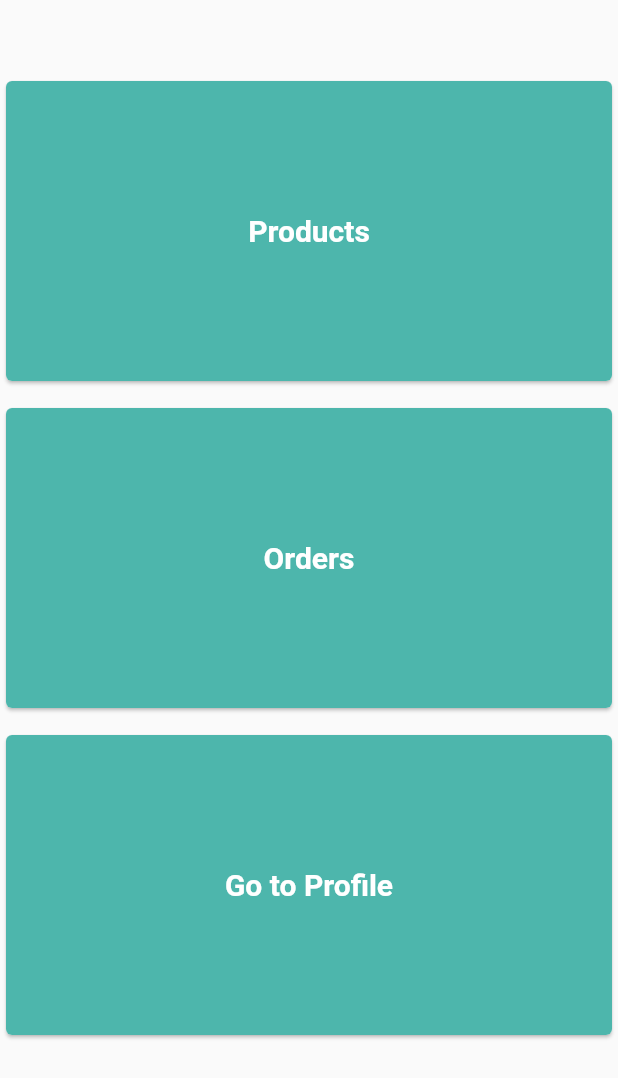
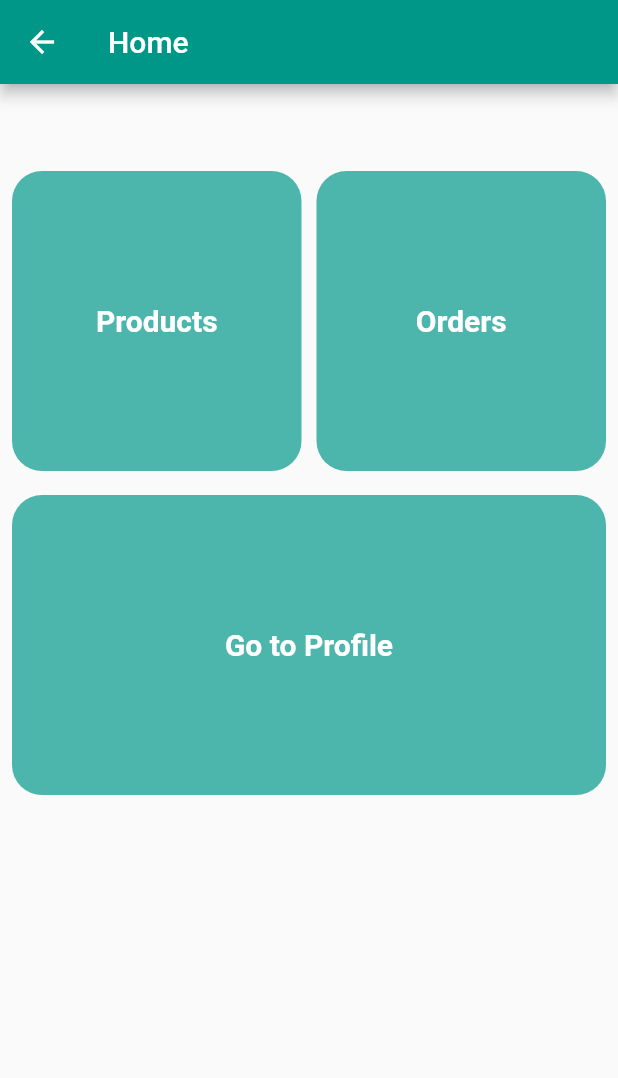
Before and after one commit to JamshaidMallik/amenities_fyp, a Flutter app: the screen it shows after launch, on a phone screen of 412 x 824 dp. Shown: the top 1078 px of the screen. Run offline on Flutter 3.47's test engine with Material 2 defaults, Android fonts, the phone set to English and light mode, and no system bars; our stand-ins replace awesome_dialog, cloud_firestore, firebase_auth, firebase_core, get, get_storage and 2 more; accounts and stored records are empty.

```diff
--- a/lib/screens/seller_screens/seller_main_screen.dart
+++ b/lib/screens/seller_screens/seller_main_screen.dart
@@ -13,21 +13,28 @@ class SellerMainScreen extends StatelessWidget {
   @override
   Widget build(BuildContext context) {
     return Scaffold(
+      appBar: AppBar(
+        leading: Icon(Icons.arrow_back),
+        title: Text("Home"),
+      ),
       body: Padding(
         padding: const EdgeInsets.only(top: 50),
         child: Column(
           children: [
-            Card(
-              child: Center(
+           Padding(
+             padding: const EdgeInsets.all(8.0),
+             child: Row(
+               mainAxisAlignment: MainAxisAlignment.center,
+               children: [
+                 Expanded(
                    child: GestureDetector(
                      onTap: (){
                        Get.to(()=>SellerProductsScreen());
                      },
                      child: Container(
                        height: 200,
-                    width: double.infinity,
                        decoration: BoxDecoration(
-                      borderRadius: BorderRadius.circular(4.0),
+                         borderRadius: BorderRadius.circular(20),
                          color: Colors.teal.shade300,
                        ),
                        child: Center(
@@ -36,44 +43,42 @@ class SellerMainScreen extends StatelessWidget {
                      ),
                    ),
                  ),
-            ),
-            10.0.height,
-            Card(
-              child: Center(
+                 10.0.width,
+                 Expanded(
                    child: GestureDetector(
                      onTap: (){
                        Get.to(()=>SellerOrderScreen());
                      },
                      child: Container(
                        height: 200,
-                    width: double.infinity,
                        decoration: BoxDecoration(
-                      borderRadius: BorderRadius.circular(4.0),
+                         borderRadius: BorderRadius.circular(20),
                          color: Colors.teal.shade300,
                        ),
                        child: Center(
-                      child: Text("Orders",style: TextStyle(fontWeight: FontWeight.bold,color: Colors.white,fontSize: 20),),
+                         child: Text("Orders",style: TextStyle(color: Colors.white,fontWeight: FontWeight.bold,fontSize: 20),),
                        ),
                      ),
                    ),
                  ),
+               ],
              ),
-            10.0.height,
-            Card(
-              child: Center(
+           ),
+            Padding(
+              padding: const EdgeInsets.all(8.0),
+              child: Expanded(
                 child: GestureDetector(
                   onTap: (){
                     Get.to(()=>ProfileScreen());
                   },
                   child: Container(
                     height: 200,
-                    width: double.infinity,
                     decoration: BoxDecoration(
-                      borderRadius: BorderRadius.circular(4.0),
+                      borderRadius: BorderRadius.circular(20),
                       color: Colors.teal.shade300,
                     ),
                     child: Center(
-                      child: Text("Go to Profile",style: TextStyle(fontWeight: FontWeight.bold,color: Colors.white,fontSize: 20),),
+                      child: Text("Go to Profile",style: TextStyle(color: Colors.white,fontWeight: FontWeight.bold,fontSize: 20),),
                     ),
                   ),
                 ),
--- a/pubspec.yaml
+++ b/pubspec.yaml
@@ -35,6 +35,9 @@ dependencies:
   # The following adds the Cupertino Icons font to your application.
   # Use with the CupertinoIcons class for iOS style icons.
   cupertino_icons: ^1.0.2
+  image_picker: ^0.8.7+5
+  dependencies:
+  firebase_storage: ^11.2.1
   google_fonts:
   get:
   get_storage:
```
Also changed, not shown: lib/screens/admin_screen/order_screen.dart (+55 -64 lines), lib/screens/admin_screen/profile_screen.dart (+11 -34 lines), lib/screens/admin_screen/slider_screen.dart (+4 -4 lines), lib/screens/seller_screens/seller_add_product.dart (+57 -10 lines), lib/screens/seller_screens/seller_order_screen.dart (+38 -51 lines), lib/screens/seller_screens/seller_products_screen.dart (+9 -1 lines), pubspec.lock, 1 other file. Lines whose indentation alone changed are shown as unchanged.
